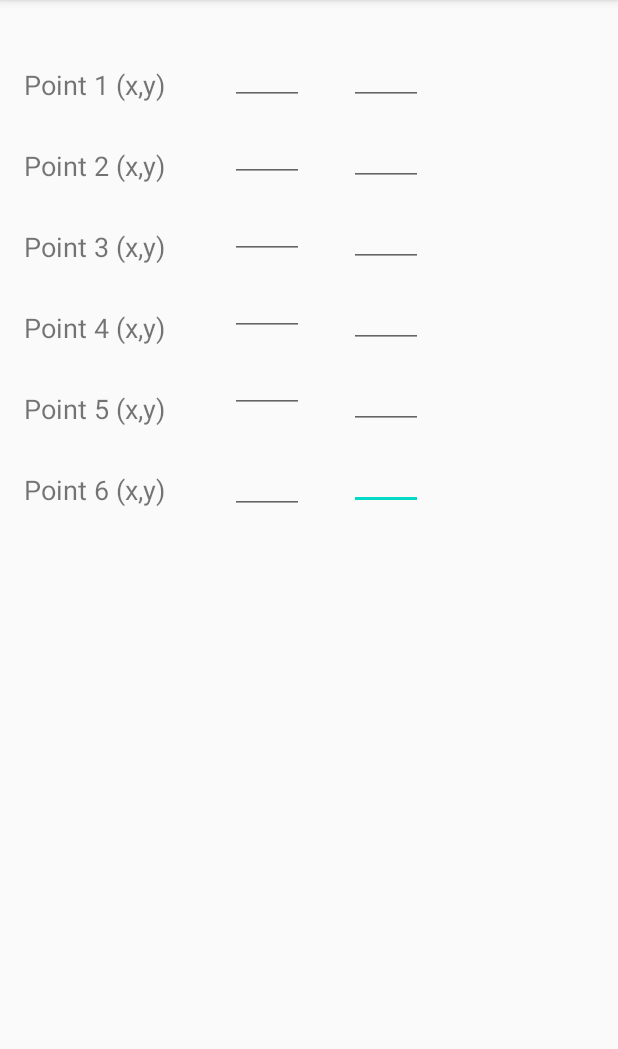
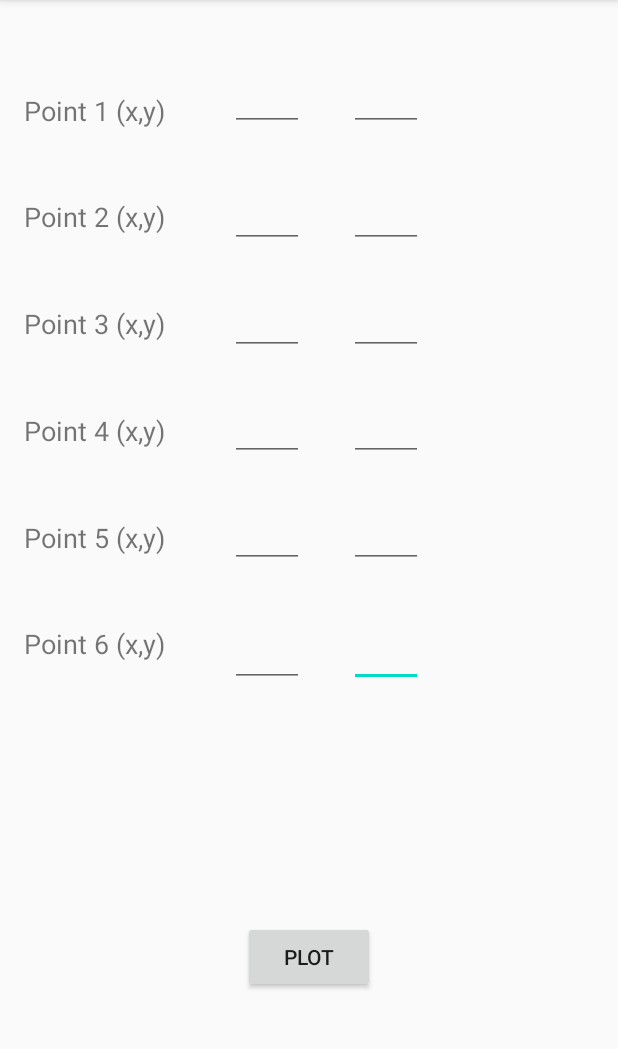
Before and after one commit to Kapusana/Ploty, an Android app: the editGraphActivity screen opened directly, with no data from a screen before it, on a phone screen of 412 x 824 dp, the part 84-1133 px from its top. Run offline under Robolectric (Android 15) with nearby library versions, the phone set to English and light mode, and no system bars.

Commit message:
Adjusted the number view sizes so that numbers are visible on smaller screens.

```diff
--- a/app/src/main/res/layout/activity_edit_graph.xml
+++ b/app/src/main/res/layout/activity_edit_graph.xml
@@ -10,119 +10,117 @@
     <EditText
         android:id="@+id/y6"
         android:layout_width="49dp"
-        android:layout_height="26dp"
+        android:layout_height="40dp"
         android:layout_marginStart="30dp"
-        android:layout_marginBottom="400dp"
         android:ems="10"
         android:inputType="number"
-        app:layout_constraintBottom_toBottomOf="parent"
+        app:layout_constraintBottom_toBottomOf="@+id/x6"
         app:layout_constraintStart_toEndOf="@+id/x6"
-        app:layout_constraintTop_toBottomOf="@+id/y5" />
+        app:layout_constraintTop_toTopOf="@+id/x6" />
 
     <EditText
         android:id="@+id/y5"
         android:layout_width="49dp"
-        android:layout_height="26dp"
+        android:layout_height="40dp"
         android:ems="10"
         android:inputType="number"
-        app:layout_constraintBottom_toTopOf="@+id/y6"
+        app:layout_constraintBottom_toBottomOf="@+id/x5"
         app:layout_constraintEnd_toEndOf="@+id/y6"
         app:layout_constraintStart_toStartOf="@+id/y6"
-        app:layout_constraintTop_toBottomOf="@+id/y4" />
+        app:layout_constraintTop_toTopOf="@+id/x5" />
 
     <EditText
         android:id="@+id/y4"
         android:layout_width="49dp"
-        android:layout_height="26dp"
+        android:layout_height="40dp"
         android:ems="10"
         android:inputType="number"
-        app:layout_constraintBottom_toTopOf="@+id/y5"
+        app:layout_constraintBottom_toBottomOf="@+id/x4"
         app:layout_constraintEnd_toEndOf="@+id/y5"
         app:layout_constraintStart_toStartOf="@+id/y5"
-        app:layout_constraintTop_toBottomOf="@+id/y3" />
+        app:layout_constraintTop_toTopOf="@+id/x4" />
 
     <EditText
         android:id="@+id/y3"
         android:layout_width="49dp"
-        android:layout_height="26dp"
+        android:layout_height="40dp"
         android:ems="10"
         android:inputType="number"
-        app:layout_constraintBottom_toTopOf="@+id/y4"
+        app:layout_constraintBottom_toBottomOf="@+id/x3"
         app:layout_constraintEnd_toEndOf="@+id/y4"
         app:layout_constraintStart_toStartOf="@+id/y4"
-        app:layout_constraintTop_toBottomOf="@+id/y2" />
+        app:layout_constraintTop_toTopOf="@+id/x3" />
 
     <EditText
         android:id="@+id/y2"
         android:layout_width="49dp"
-        android:layout_height="26dp"
+        android:layout_height="40dp"
         android:ems="10"
         android:inputType="number"
-        app:layout_constraintBottom_toTopOf="@+id/y3"
+        app:layout_constraintBottom_toBottomOf="@+id/x2"
         app:layout_constraintEnd_toEndOf="@+id/y3"
         app:layout_constraintStart_toStartOf="@+id/y3"
-        app:layout_constraintTop_toBottomOf="@+id/y1" />
+        app:layout_constraintTop_toTopOf="@+id/x2" />
 
     <EditText
         android:id="@+id/x6"
         android:layout_width="49dp"
-        android:layout_height="26dp"
+        android:layout_height="40dp"
         android:layout_marginStart="30dp"
         android:layout_marginTop="16dp"
-        android:layout_marginBottom="400dp"
         android:ems="10"
         android:inputType="number"
-        app:layout_constraintBottom_toBottomOf="parent"
+        app:layout_constraintBottom_toBottomOf="@+id/point6"
         app:layout_constraintStart_toEndOf="@+id/point6"
-        app:layout_constraintTop_toBottomOf="@+id/x5" />
+        app:layout_constraintTop_toTopOf="@+id/point6" />
 
     <EditText
         android:id="@+id/x5"
         android:layout_width="49dp"
-        android:layout_height="26dp"
+        android:layout_height="40dp"
         android:ems="10"
         android:inputType="number"
-        app:layout_constraintBottom_toTopOf="@+id/x6"
+        app:layout_constraintBottom_toBottomOf="@+id/point5"
         app:layout_constraintEnd_toEndOf="@+id/x6"
         app:layout_constraintHorizontal_bias="0.0"
         app:layout_constraintStart_toStartOf="@+id/x6"
-        app:layout_constraintTop_toBottomOf="@+id/x4" />
+        app:layout_constraintTop_toTopOf="@+id/point5" />
 
     <EditText
         android:id="@+id/x4"
         android:layout_width="49dp"
-        android:layout_height="26dp"
+        android:layout_height="40dp"
         android:ems="10"
         android:inputType="number"
-        app:layout_constraintBottom_toTopOf="@+id/x5"
+        app:layout_constraintBottom_toBottomOf="@+id/point4"
         app:layout_constraintEnd_toEndOf="@+id/x5"
         app:layout_constraintHorizontal_bias="0.0"
         app:layout_constraintStart_toStartOf="@+id/x5"
-        app:layout_constraintTop_toBottomOf="@+id/x3" />
+        app:layout_constraintTop_toTopOf="@+id/point4" />
 
     <EditText
         android:id="@+id/x2"
         android:layout_width="49dp"
-        android:layout_height="26dp"
+        android:layout_height="40dp"
         android:ems="10"
         android:inputType="number"
-        app:layout_constraintBottom_toTopOf="@+id/x3"
+        app:layout_constraintBottom_toBottomOf="@+id/point2"
         app:layout_constraintEnd_toEndOf="@+id/x3"
         app:layout_constraintHorizontal_bias="0.0"
         app:layout_constraintStart_toStartOf="@+id/x3"
-        app:layout_constraintTop_toBottomOf="@+id/x1" />
+        app:layout_constraintTop_toTopOf="@+id/point2" />
 
     <EditText
         android:id="@+id/x3"
         android:layout_width="49dp"
-        android:layout_height="26dp"
+        android:layout_height="40dp"
         android:ems="10"
         android:inputType="number"
-        app:layout_constraintBottom_toTopOf="@+id/x4"
+        app:layout_constraintBottom_toBottomOf="@+id/point3"
         app:layout_constraintEnd_toEndOf="@+id/x4"
         app:layout_constraintHorizontal_bias="0.0"
         app:layout_constraintStart_toStartOf="@+id/x4"
-        app:layout_constraintTop_toBottomOf="@+id/x2" />
+        app:layout_constraintTop_toTopOf="@+id/point3" />
 
     <TextView
         android:id="@+id/point4"
@@ -140,7 +138,7 @@
         android:layout_width="107dp"
         android:layout_height="26dp"
         android:layout_marginStart="16dp"
-        android:layout_marginBottom="400dp"
+        android:layout_marginBottom="280dp"
         android:text="Point 6 (x,y)"
         android:textSize="18sp"
         app:layout_constraintBottom_toBottomOf="parent"
@@ -197,7 +195,7 @@
     <EditText
         android:id="@+id/x1"
         android:layout_width="49dp"
-        android:layout_height="26dp"
+        android:layout_height="40dp"
         android:ems="10"
         android:inputType="number"
         app:layout_constraintBottom_toBottomOf="@+id/Point1"
@@ -210,11 +208,23 @@
     <EditText
         android:id="@+id/y1"
         android:layout_width="49dp"
-        android:layout_height="26dp"
+        android:layout_height="40dp"
         android:ems="10"
         android:inputType="number"
         app:layout_constraintBottom_toBottomOf="@+id/x1"
         app:layout_constraintEnd_toEndOf="@+id/y2"
         app:layout_constraintStart_toStartOf="@+id/y2"
         app:layout_constraintTop_toTopOf="@+id/x1" />
+
+    <Button
+        android:id="@+id/plot"
+        android:layout_width="wrap_content"
+        android:layout_height="wrap_content"
+        android:layout_marginTop="200dp"
+        android:layout_marginBottom="150dp"
+        android:text="Plot"
+        app:layout_constraintBottom_toBottomOf="parent"
+        app:layout_constraintEnd_toEndOf="parent"
+        app:layout_constraintStart_toStartOf="parent"
+        app:layout_constraintTop_toBottomOf="@+id/x6" />
 </androidx.constraintlayout.widget.ConstraintLayout>
```
